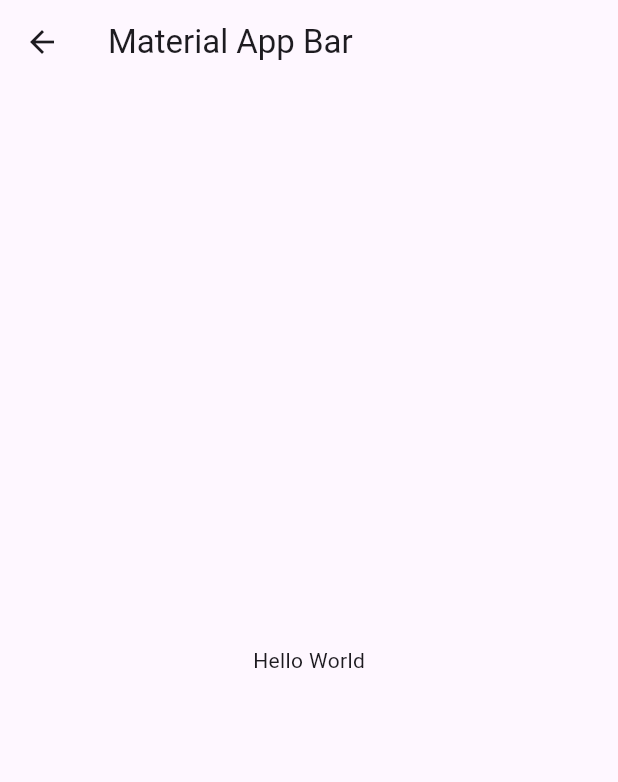
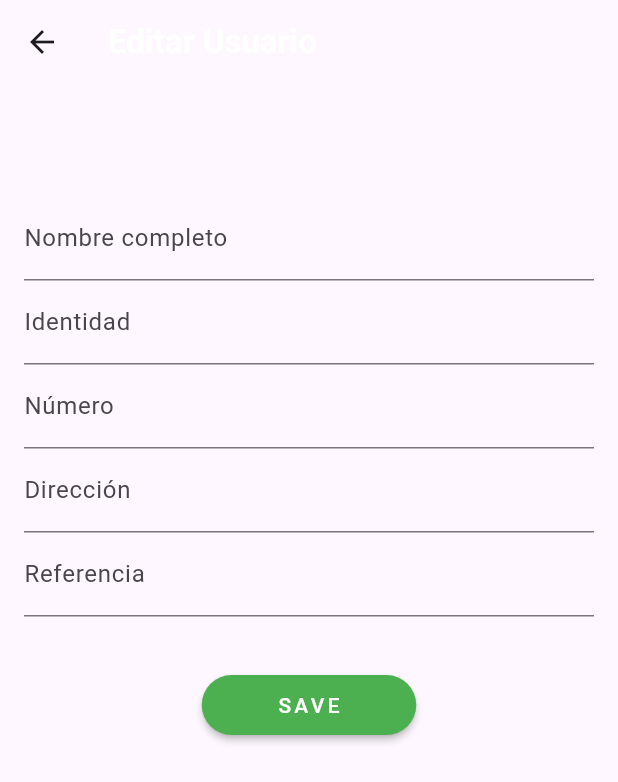
Before and after one commit to Betosteles/tienda_mascotas, a Flutter app: the PerfilCambios screen opened directly with empty values, on a phone screen of 412 x 824 dp. Shown: the top 782 px of the screen. Run offline on Flutter 3.47's test engine with Material 2 defaults, Android fonts, the light colour scheme and no system bars; our stand-ins replace cloud_firestore, firebase_auth, firebase_core, get; accounts and stored records are empty.

Commit message:
Jimmy Parte

```diff
--- a/lib/src/models/usuario.dart
+++ b/lib/src/models/usuario.dart
@@ -9,13 +9,13 @@
 
 class Usuario {
 
-  final String correo;
-  final String nombreCompleto;
-  final String identidad;
-  final String telefono;
-  final String direccion;
-  final String referencia;
-  final String tipoUsuario;
+  String correo;
+  String nombreCompleto;
+  String identidad;
+  String telefono;
+  String direccion;
+  String referencia;
+  String tipoUsuario;
 
   Usuario({
 
--- a/lib/src/pages/perfil.dart
+++ b/lib/src/pages/perfil.dart
@@ -12,9 +12,9 @@
   Widget build(BuildContext context) {
     final usuarioProvide = UsuariosProvider();
 
-    return MaterialApp(
-      routes: routes,
-      home: FutureBuilder<Usuario?>(
+    return
+
+       FutureBuilder<Usuario?>(
         future: usuarioProvide
             .obtenerUsuarioActual(), // Llama a la función para obtener el usuario
         builder: (context, snapshot) {
@@ -124,8 +124,8 @@
               return const Text('Usuario no encontrado');
             }
           }
-        },
-      ),
-    );
+        });
+
+
   }
 }
--- a/lib/src/pages/perfil_cambios.dart
+++ b/lib/src/pages/perfil_cambios.dart
@@ -1,22 +1,127 @@
 import 'package:flutter/material.dart';
+import 'package:tienda_mascotas/src/constantes/routes.dart';
 import 'package:tienda_mascotas/src/models/usuario.dart';
-
+import 'package:tienda_mascotas/src/providers/usuarios_provider.dart';
+import 'package:tienda_mascotas/src/widgets/snackbar_helper.dart';
+import '../constantes/tema.dart';
 
 class PerfilCambios extends StatelessWidget {
   const PerfilCambios({super.key});
 
   @override
   Widget build(BuildContext context) {
-    final args = ModalRoute.of(context)!.settings.arguments as Usuario;
-    print(args.nombreCompleto);
+    Usuario args = ModalRoute.of(context)!.settings.arguments as Usuario;
+    final usuarioProvide = UsuariosProvider();
 
-    return  Scaffold(
-        appBar: AppBar(
-          title: const Text('Material App Bar'),
+    // Controladores para los TextFields
+    TextEditingController nombreController = TextEditingController(text: args.nombreCompleto);
+    TextEditingController identidadController = TextEditingController(text: args.identidad);
+    TextEditingController numeroController = TextEditingController(text: args.telefono);
+    TextEditingController direccionController = TextEditingController(text: args.direccion);
+    TextEditingController referenciaController = TextEditingController(text: args.referencia);
+
+    return Scaffold(
+      appBar: AppBar(
+        title: Text(
+          'Editar Usuario',
+          style: getEstiloTienda(),
         ),
-        body: const Center(
-          child: Text('Hello World'),
+      ),
+      body: Container(
+        padding: const EdgeInsets.only(left: 16, top: 25, right: 16),
+        child: ListView(
+          children: [
+            const SizedBox(
+              height: 15,
+            ),
+            const SizedBox(
+              height: 35,
+            ),
+            TextField(
+              keyboardType: TextInputType.name,
+              controller: nombreController,
+              decoration: const InputDecoration(
+                labelText: 'Nombre completo',
+
+              ),
+              onChanged:(value) {
+
+                args.nombreCompleto = nombreController.text;
+
+              },
+
+            ),
+            // Resto de los TextFields
+            TextField(
+              keyboardType: TextInputType.number,
+              controller: identidadController,
+              decoration: const InputDecoration(
+                labelText: 'Identidad',
+              ),
+            ),
+            TextField(
+              keyboardType: TextInputType.number,
+              controller: numeroController,
+              decoration: const InputDecoration(
+                labelText: 'Número',
+              ),
+            ),
+            TextField(
+              keyboardType: TextInputType.streetAddress,
+              controller: direccionController,
+              decoration: const InputDecoration(
+                labelText: 'Dirección',
+              ),
+            ),
+            TextField(
+              keyboardType: TextInputType.text,
+              controller: referenciaController,
+              decoration: const InputDecoration(
+                labelText: 'Referencia',
+              ),
+            ),
+            const SizedBox(
+              height: 35,
+            ),
+            Row(
+              mainAxisAlignment: MainAxisAlignment.center,
+              children: [
+                ElevatedButton(
+                  onPressed: () async {
+
+
+
+                    await usuarioProvide.modificarUsuario(args).then((value) {
+                      if (value == "Exito") {
+                      SnackBarHelper.showSnackBar(context, "Cambios Realizados con Exito", SnackBarType.info);
+                      Navigator.pushNamed(context, MyRoutes.tiendaNav.name);
+                    }
+                    });
+
+
+                  },
+                  style: ElevatedButton.styleFrom(
+                    backgroundColor: Colors.green,
+                    padding: const EdgeInsets.symmetric(horizontal: 50),
+                    elevation: 2,
+                    shape: RoundedRectangleBorder(
+                      borderRadius: BorderRadius.circular(20),
+                    ),
+                  ),
+                  child: const Text(
+                    "SAVE",
+                    style: TextStyle(
+                      fontSize: 14,
+                      letterSpacing: 2.2,
+                      color: Colors.white,
+                    ),
+                  ),
+                ),
+              ],
+            )
+          ],
         ),
-      );
+      ),
+    );
   }
 }
--- a/lib/src/widgets/itemProduct.dart
+++ b/lib/src/widgets/itemProduct.dart
@@ -48,6 +48,8 @@
             MyRoutes.detalleProducto.name,
             arguments: product,
           );
+
+
         },
         child: Card(
           child: Column(
```
Also changed, not shown: lib/src/pages/cliente_pedidos_pasados.dart (+8 -2 lines), lib/src/pages/cliente_pedidos_pendientes.dart (+7 -2 lines), lib/src/providers/usuarios_provider.dart (+10 -27 lines).
